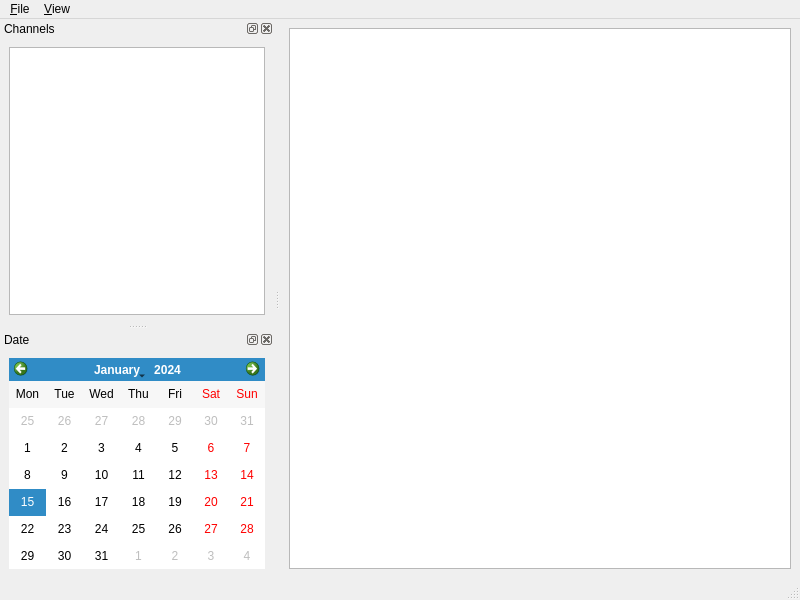
This is src/mainwindow.ui in rweather/tvguide as Qt 5 draws it before an edit. The edited form follows.
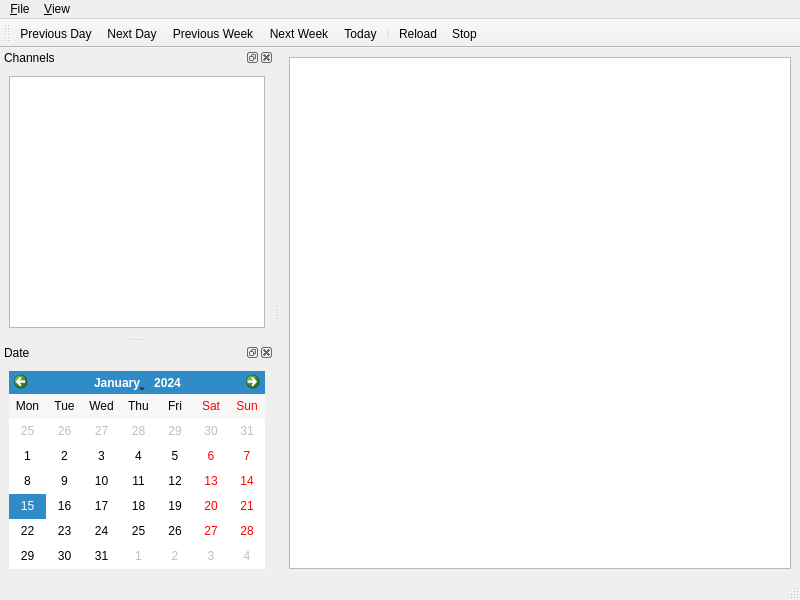
This is the edited form. Icons and pictures are not drawn.

```diff
--- a/src/mainwindow.ui
+++ b/src/mainwindow.ui
@@ -101,6 +101,25 @@
     </layout>
    </widget>
   </widget>
+  <widget class="QToolBar" name="toolBar">
+   <property name="windowTitle">
+    <string>toolBar</string>
+   </property>
+   <attribute name="toolBarArea">
+    <enum>TopToolBarArea</enum>
+   </attribute>
+   <attribute name="toolBarBreak">
+    <bool>false</bool>
+   </attribute>
+   <addaction name="actionPreviousDay"/>
+   <addaction name="actionNextDay"/>
+   <addaction name="actionPreviousWeek"/>
+   <addaction name="actionNextWeek"/>
+   <addaction name="actionToday"/>
+   <addaction name="separator"/>
+   <addaction name="actionReload"/>
+   <addaction name="action_Stop"/>
+  </widget>
   <action name="action_Open">
    <property name="text">
     <string>&amp;Open data source ...</string>
```
Left out of the diff: 36 changed lines with no effect on the pictures.
